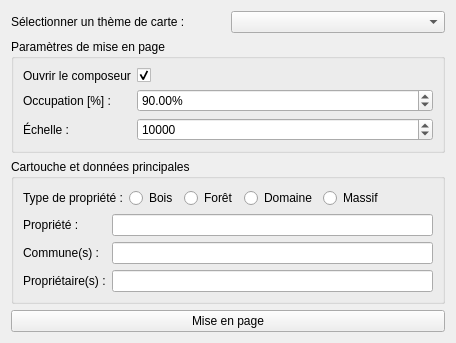
Old version of the form qsequoia2/scripts/layout_designer/layout_designer.ui in the repository SequoiApp/Qsequoia2.
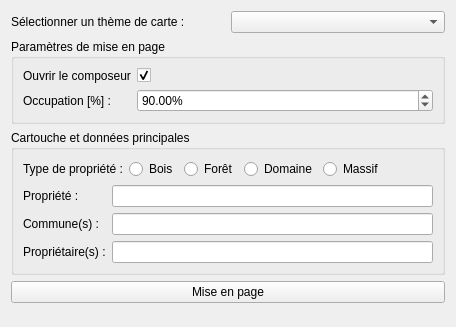
New version of the form. Custom widgets are drawn as their Qt base class.

Diff of the .ui file:
```diff
--- a/qsequoia2/scripts/layout_designer/layout_designer.ui
+++ b/qsequoia2/scripts/layout_designer/layout_designer.ui
@@ -70,26 +70,6 @@
           </property>
          </widget>
         </item>
-        <item row="2" column="0">
-         <widget class="QLabel" name="lbl_scale">
-          <property name="text">
-           <string>Échelle :</string>
-          </property>
-         </widget>
-        </item>
-        <item row="2" column="1">
-         <widget class="QSpinBox" name="sb_scale">
-          <property name="maximum">
-           <number>1000000</number>
-          </property>
-          <property name="singleStep">
-           <number>500</number>
-          </property>
-          <property name="value">
-           <number>10000</number>
-          </property>
-         </widget>
-        </item>
        </layout>
       </item>
      </layout>
```
Left out of the diff: 14 changed lines with no effect on the pictures.
